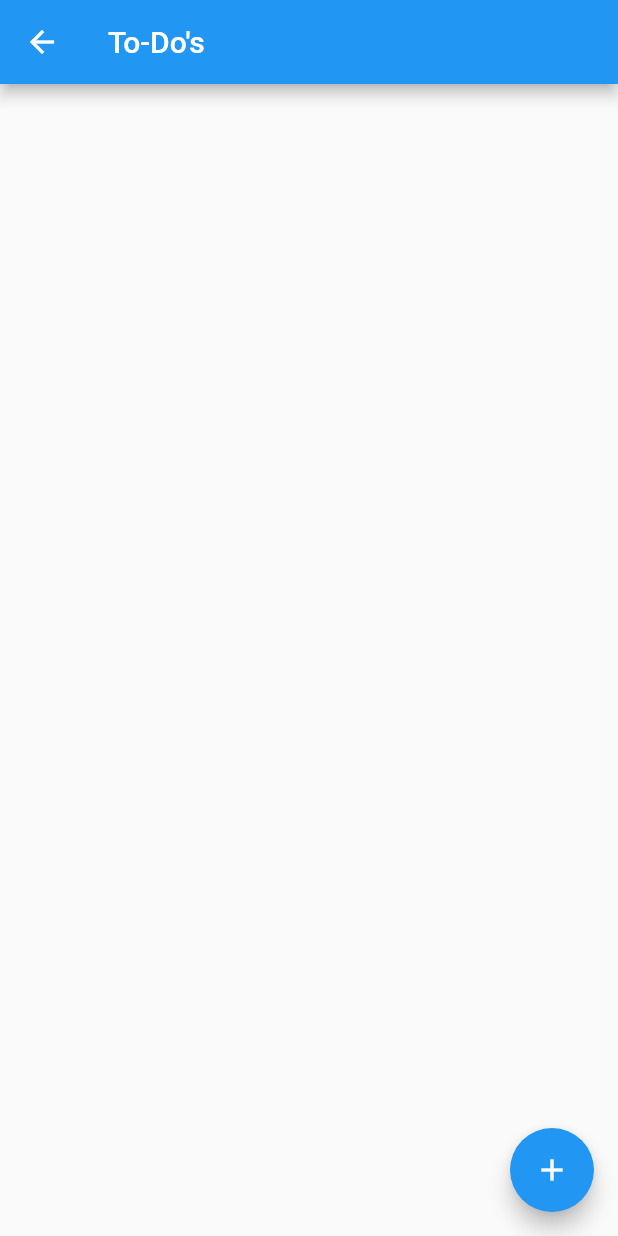
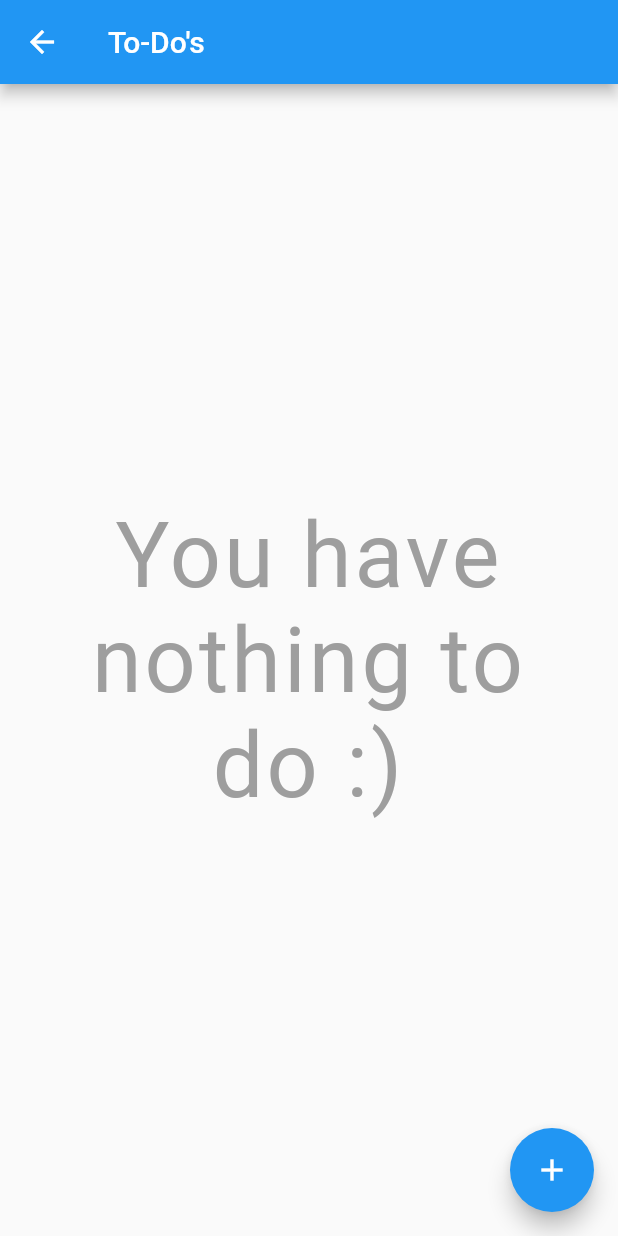
Before and after one commit to TBarmak/retask, a Flutter app: the ToDos screen opened by its route, on a phone screen of 412 x 824 dp. Run offline on Flutter 3.47's test engine with Material 2 defaults, Android fonts, the phone set to English and light mode, and no system bars; our stand-ins replace cloud_firestore, firebase_auth, firebase_core, numberpicker; accounts and stored records are empty.

Commit message:
Implement 'no to-dos' widget
If the user does not have any to-dos, there is now a screen that indicates this.

```diff
--- /dev/null
+++ b/lib/screens/home/no_to_dos.dart
@@ -0,0 +1,15 @@
+import 'package:flutter/material.dart';
+
+class NoToDos extends StatelessWidget {
+  @override
+  Widget build(BuildContext context) {
+    return Center(
+        child: Padding(
+      padding: const EdgeInsets.all(20),
+      child: Text('You have nothing to do :)',
+          textAlign: TextAlign.center,
+          style: TextStyle(
+              fontSize: 60, letterSpacing: 2, color: Colors.grey[500])),
+    ));
+  }
+}
--- a/lib/screens/home/to_do_list.dart
+++ b/lib/screens/home/to_do_list.dart
@@ -4,6 +4,7 @@ import 'package:retask/constants.dart';
 import 'package:retask/models/to_do.dart';
 import 'package:intl/intl.dart';
 import 'package:retask/screens/home/complete_to_do_form.dart';
+import 'package:retask/screens/home/no_to_dos.dart';
 import 'package:retask/services/to_do_service.dart';
 
 class ToDoList extends StatefulWidget {
@@ -116,7 +117,8 @@ class _ToDoListState extends State<ToDoList> {
       );
     }
 
-    return ListView.builder(
-        itemCount: toDos == null ? 0 : toDos.length, itemBuilder: buildTile);
+    return toDos.length > 0
+        ? ListView.builder(itemCount: toDos.length, itemBuilder: buildTile)
+        : NoToDos();
   }
 }
```
